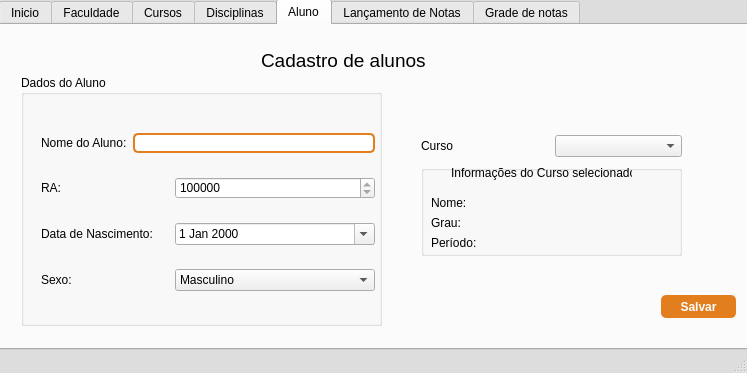
The window that portalaluno.ui (Tiago0Br/portal-do-professor) describes before a commit, drawn with Qt 5.
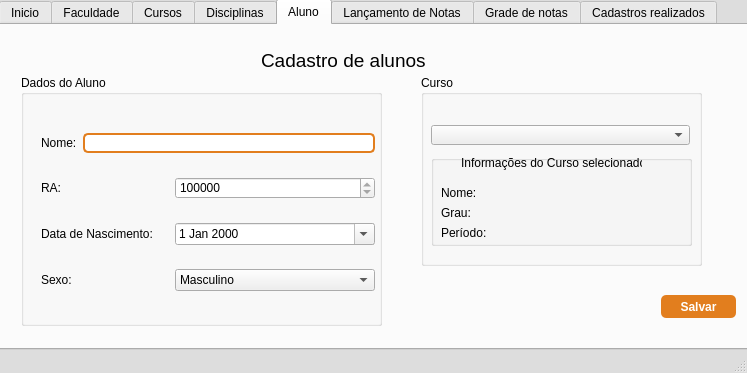
The same window after the commit. The open tabs and pages were chosen to show the change.

Commit message: Criação da tela de listagem dos cadastros

```diff
--- a/portalaluno.ui
+++ b/portalaluno.ui
@@ -19,7 +19,7 @@
 }
 
 
-QPushButton {
+QTabWidget QPushButton {
 	background-color: #E27E1E;
 	border-radius: 5px;
 	color: white;
@@ -545,7 +545,7 @@
           <item>
            <widget class="QLabel" name="label_3">
             <property name="text">
-             <string>Nome do Aluno:</string>
+             <string>Nome:</string>
             </property>
            </widget>
           </item>
@@ -648,72 +648,36 @@
        </layout>
       </widget>
      </widget>
-     <widget class="QWidget" name="layoutWidget">
+     <widget class="QLabel" name="label_27">
+      <property name="geometry">
+       <rect>
+        <x>260</x>
+        <y>20</y>
+        <width>291</width>
+        <height>31</height>
+       </rect>
+      </property>
+      <property name="text">
+       <string>&lt;html&gt;&lt;head/&gt;&lt;body&gt;&lt;p&gt;&lt;span style=&quot; font-size:14pt;&quot;&gt;Cadastro de alunos&lt;/span&gt;&lt;/p&gt;&lt;/body&gt;&lt;/html&gt;</string>
+      </property>
+     </widget>
+     <widget class="QGroupBox" name="groupBox_4">
       <property name="geometry">
        <rect>
         <x>420</x>
-        <y>110</y>
-        <width>261</width>
-        <height>22</height>
+        <y>50</y>
+        <width>281</width>
+        <height>191</height>
        </rect>
       </property>
-      <layout class="QHBoxLayout" name="horizontalLayout">
-       <item>
-        <widget class="QLabel" name="label_10">
-         <property name="text">
+      <property name="title">
           <string>Curso</string>
          </property>
-        </widget>
-       </item>
-       <item>
-        <widget class="QComboBox" name="combo_cursos"/>
-       </item>
-      </layout>
-     </widget>
-     <widget class="QLabel" name="lbl_nomeCurso">
-      <property name="geometry">
-       <rect>
-        <x>470</x>
-        <y>170</y>
-        <width>131</width>
-        <height>16</height>
-       </rect>
-      </property>
-      <property name="text">
-       <string/>
-      </property>
-     </widget>
-     <widget class="QLabel" name="lbl_grauCurso">
-      <property name="geometry">
-       <rect>
-        <x>470</x>
-        <y>190</y>
-        <width>131</width>
-        <height>16</height>
-       </rect>
-      </property>
-      <property name="text">
-       <string/>
-      </property>
-     </widget>
-     <widget class="QLabel" name="lbl_periodoCurso">
-      <property name="geometry">
-       <rect>
-        <x>470</x>
-        <y>210</y>
-        <width>131</width>
-        <height>16</height>
-       </rect>
-      </property>
-      <property name="text">
-       <string/>
-      </property>
-     </widget>
      <widget class="QGroupBox" name="group_informacoesCurso">
       <property name="geometry">
        <rect>
-        <x>420</x>
-        <y>140</y>
+         <x>10</x>
+         <y>80</y>
         <width>261</width>
         <height>91</height>
        </rect>
@@ -773,19 +737,62 @@
         <string>Grau:</string>
        </property>
       </widget>
-     </widget>
-     <widget class="QLabel" name="label_27">
+       <widget class="QLabel" name="lbl_grauCurso">
+        <property name="geometry">
+         <rect>
+          <x>60</x>
+          <y>50</y>
+          <width>131</width>
+          <height>16</height>
+         </rect>
+        </property>
+        <property name="text">
+         <string/>
+        </property>
+       </widget>
+       <widget class="QLabel" name="lbl_periodoCurso">
       <property name="geometry">
        <rect>
-        <x>260</x>
-        <y>20</y>
-        <width>291</width>
-        <height>31</height>
+          <x>60</x>
+          <y>70</y>
+          <width>131</width>
+          <height>16</height>
        </rect>
       </property>
       <property name="text">
-       <string>&lt;html&gt;&lt;head/&gt;&lt;body&gt;&lt;p&gt;&lt;span style=&quot; font-size:14pt;&quot;&gt;Cadastro de alunos&lt;/span&gt;&lt;/p&gt;&lt;/body&gt;&lt;/html&gt;</string>
-      </property>
+         <string/>
+        </property>
+       </widget>
+       <widget class="QLabel" name="lbl_nomeCurso">
+        <property name="geometry">
+         <rect>
+          <x>60</x>
+          <y>30</y>
+          <width>131</width>
+          <height>16</height>
+         </rect>
+        </property>
+        <property name="text">
+         <string/>
+        </property>
+       </widget>
+      </widget>
+      <widget class="QComboBox" name="combo_cursos">
+       <property name="geometry">
+        <rect>
+         <x>10</x>
+         <y>50</y>
+         <width>259</width>
+         <height>20</height>
+        </rect>
+       </property>
+       <property name="minimumSize">
+        <size>
+         <width>150</width>
+         <height>0</height>
+        </size>
+       </property>
+      </widget>
      </widget>
     </widget>
     <widget class="QWidget" name="tab_7">
@@ -1043,6 +1050,97 @@
       </property>
      </widget>
     </widget>
+    <widget class="QWidget" name="tab_8">
+     <attribute name="title">
+      <string>Cadastros realizados</string>
+     </attribute>
+     <widget class="QTableWidget" name="tabelaCadastros">
+      <property name="geometry">
+       <rect>
+        <x>20</x>
+        <y>40</y>
+        <width>711</width>
+        <height>231</height>
+       </rect>
+      </property>
+     </widget>
+     <widget class="QWidget" name="layoutWidget">
+      <property name="geometry">
+       <rect>
+        <x>20</x>
+        <y>10</y>
+        <width>351</width>
+        <height>22</height>
+       </rect>
+      </property>
+      <layout class="QHBoxLayout" name="horizontalLayout">
+       <item>
+        <widget class="QLabel" name="label_10">
+         <property name="text">
+          <string>Pesquisar por: </string>
+         </property>
+        </widget>
+       </item>
+       <item>
+        <widget class="QComboBox" name="combo_cadastros">
+         <property name="currentText">
+          <string>Disciplinas</string>
+         </property>
+         <property name="currentIndex">
+          <number>1</number>
+         </property>
+         <item>
+          <property name="text">
+           <string>Cursos</string>
+          </property>
+         </item>
+         <item>
+          <property name="text">
+           <string>Disciplinas</string>
+          </property>
+         </item>
+         <item>
+          <property name="text">
+           <string>Alunos</string>
+          </property>
+         </item>
+        </widget>
+       </item>
+      </layout>
+     </widget>
+     <widget class="QPushButton" name="btn_pesquisar">
+      <property name="geometry">
+       <rect>
+        <x>400</x>
+        <y>10</y>
+        <width>101</width>
+        <height>23</height>
+       </rect>
+      </property>
+      <property name="cursor">
+       <cursorShape>PointingHandCursor</cursorShape>
+      </property>
+      <property name="text">
+       <string>Pesquisar</string>
+      </property>
+     </widget>
+     <widget class="QPushButton" name="btn_gerarPdfCadastros">
+      <property name="geometry">
+       <rect>
+        <x>620</x>
+        <y>280</y>
+        <width>111</width>
+        <height>23</height>
+       </rect>
+      </property>
+      <property name="cursor">
+       <cursorShape>PointingHandCursor</cursorShape>
+      </property>
+      <property name="text">
+       <string>Exportar em PDF</string>
+      </property>
+     </widget>
+    </widget>
    </widget>
   </widget>
   <widget class="QMenuBar" name="menubar">
```
Left out of the diff: 171 changed lines with no effect on the pictures. Lines whose indentation alone changed are shown as unchanged.
